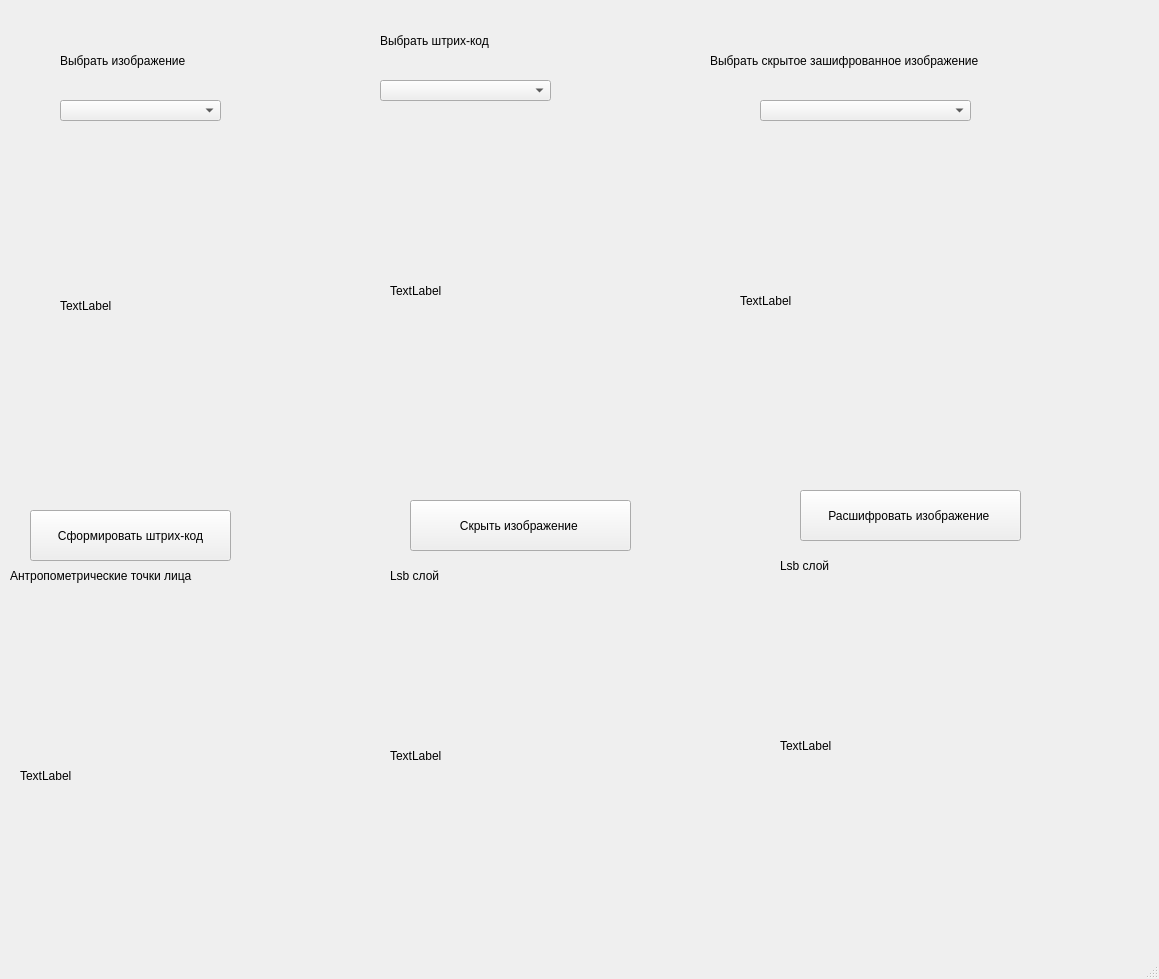
This is Interface2.ui in Sermob112/Zadanie_5_Face_detector as Qt 5 draws it before an edit. The edited form follows.
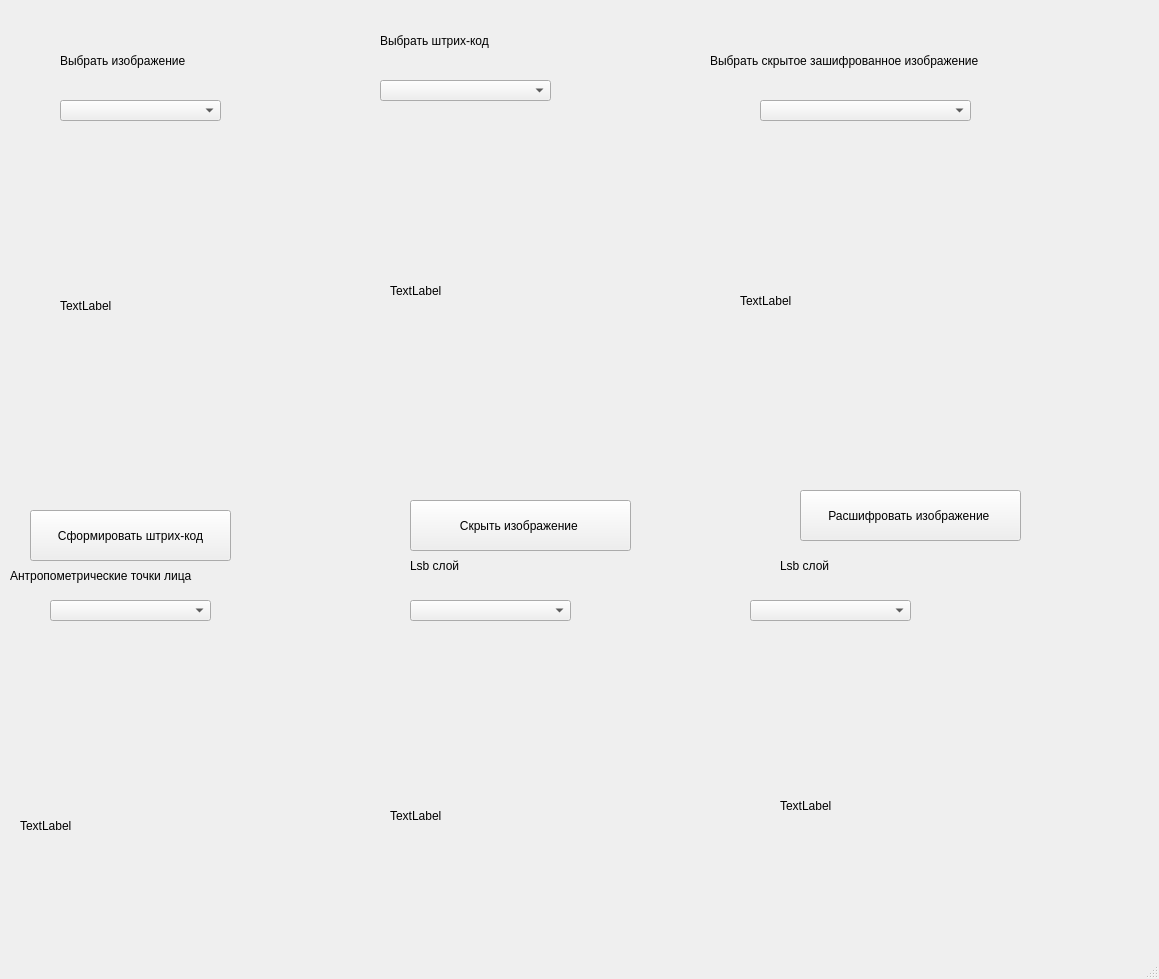
This is the edited form.

What changed in the file:
```diff
--- a/Interface2.ui
+++ b/Interface2.ui
@@ -183,7 +183,7 @@
     <property name="geometry">
      <rect>
       <x>20</x>
-      <y>620</y>
+      <y>670</y>
       <width>281</width>
       <height>311</height>
      </rect>
@@ -196,7 +196,7 @@
     <property name="geometry">
      <rect>
       <x>390</x>
-      <y>600</y>
+      <y>660</y>
       <width>281</width>
       <height>311</height>
      </rect>
@@ -224,8 +224,8 @@
    <widget class="QLabel" name="label_8">
     <property name="geometry">
      <rect>
-      <x>390</x>
-      <y>560</y>
+      <x>410</x>
+      <y>550</y>
       <width>241</width>
       <height>31</height>
      </rect>
@@ -241,7 +241,7 @@
     <property name="geometry">
      <rect>
       <x>780</x>
-      <y>590</y>
+      <y>650</y>
       <width>281</width>
       <height>311</height>
      </rect>
@@ -266,6 +266,36 @@
      <string>Lsb слой</string>
     </property>
    </widget>
+   <widget class="QComboBox" name="comboBox_antrops">
+    <property name="geometry">
+     <rect>
+      <x>50</x>
+      <y>600</y>
+      <width>161</width>
+      <height>21</height>
+     </rect>
+    </property>
+   </widget>
+   <widget class="QComboBox" name="comboBox_lasb">
+    <property name="geometry">
+     <rect>
+      <x>410</x>
+      <y>600</y>
+      <width>161</width>
+      <height>21</height>
+     </rect>
+    </property>
+   </widget>
+   <widget class="QComboBox" name="comboBox_lsb2">
+    <property name="geometry">
+     <rect>
+      <x>750</x>
+      <y>600</y>
+      <width>161</width>
+      <height>21</height>
+     </rect>
+    </property>
+   </widget>
   </widget>
   <widget class="QMenuBar" name="menubar">
    <property name="geometry">
```
